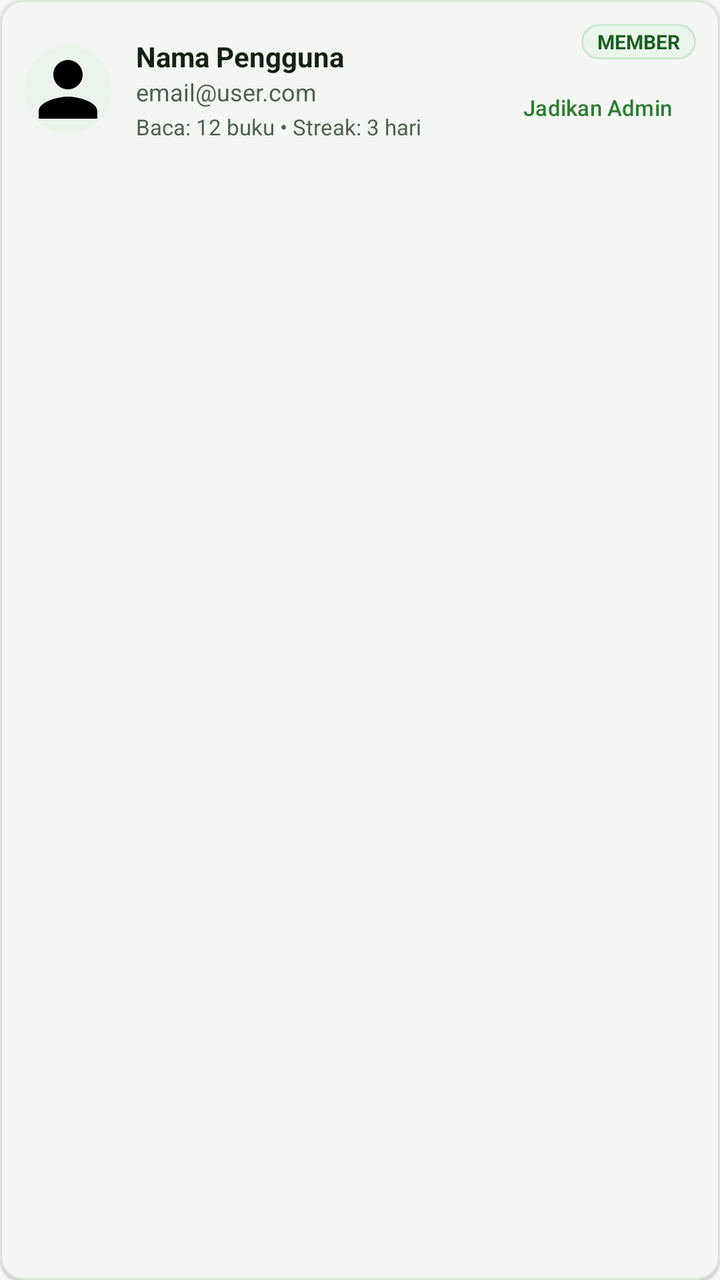
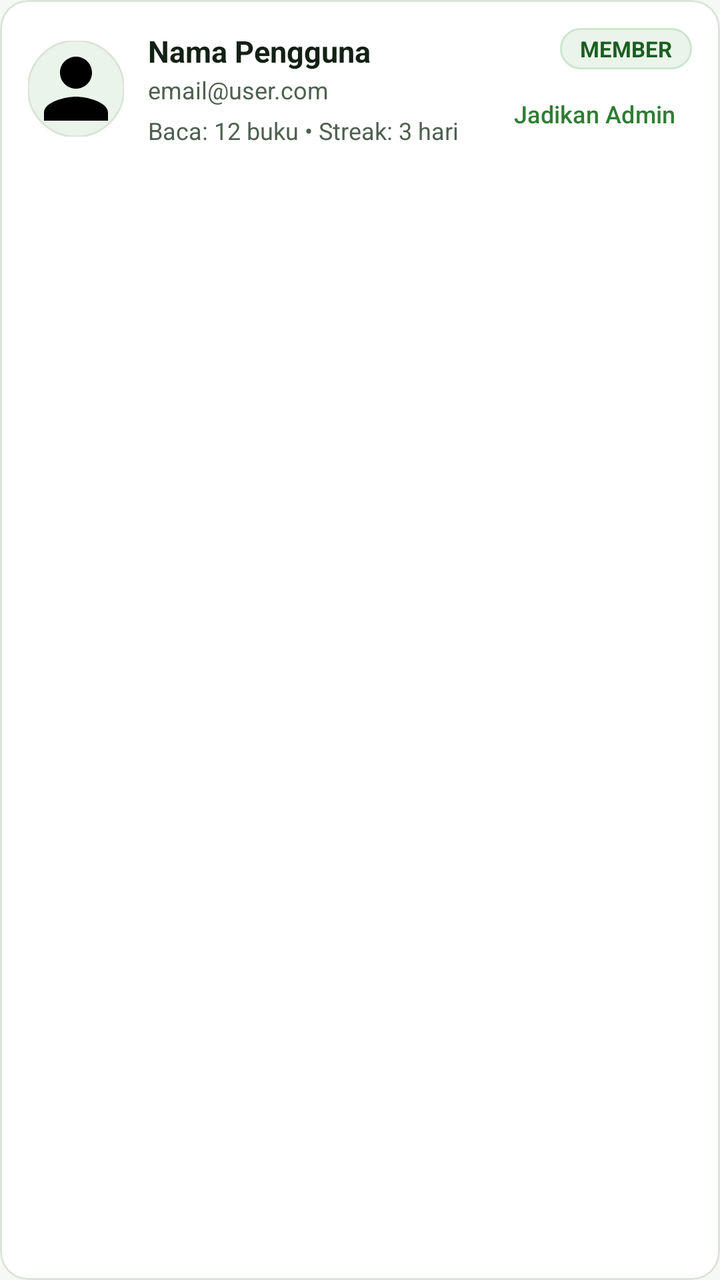

Before-and-after screenshots of an Android layout around one commit, followed by the original layout XML and the change that was made.
<!-- AndroidManifest.xml: application theme Theme.Perpustakaan2 -->
<!-- res/layout/item_user.xml -->
<?xml version="1.0" encoding="utf-8"?>
<com.google.android.material.card.MaterialCardView xmlns:android="http://schemas.android.com/apk/res/android"
    xmlns:app="http://schemas.android.com/apk/res-auto"
    android:layout_width="match_parent"
    android:layout_height="wrap_content"
    android:layout_marginBottom="8dp"
    app:cardBackgroundColor="@color/surface"
    app:cardCornerRadius="12dp"
    app:cardElevation="1dp"
    app:strokeColor="@color/outline"
    app:strokeWidth="1dp">

    <LinearLayout
        android:layout_width="match_parent"
        android:layout_height="wrap_content"
        android:gravity="center_vertical"
        android:orientation="horizontal"
        android:padding="12dp">

        <com.google.android.material.imageview.ShapeableImageView
            android:id="@+id/ivUserItemAvatar"
            android:layout_width="44dp"
            android:layout_height="44dp"
            android:background="@color/primary_light"
            android:scaleType="centerCrop"
            android:src="@drawable/ic_person"
            app:shapeAppearanceOverlay="@style/ShapeAppearance.Material3.Corner.Full" />

        <LinearLayout
            android:layout_width="0dp"
            android:layout_height="wrap_content"
            android:layout_marginStart="12dp"
            android:layout_weight="1"
            android:orientation="vertical">

            <TextView
                android:id="@+id/tvUserItemName"
                android:layout_width="match_parent"
                android:layout_height="wrap_content"
                android:text="Nama Pengguna"
                android:textColor="@color/text_primary"
                android:textSize="14sp"
                android:textStyle="bold" />

            <TextView
                android:id="@+id/tvUserItemEmail"
                android:layout_width="match_parent"
                android:layout_height="wrap_content"
                android:text="email@user.com"
                android:textColor="@color/text_secondary"
                android:textSize="12sp" />

            <TextView
                android:id="@+id/tvUserItemStats"
                android:layout_width="match_parent"
                android:layout_height="wrap_content"
                android:layout_marginTop="2dp"
                android:text="Baca: 12 buku • Streak: 3 hari"
                android:textColor="@color/text_secondary"
                android:textSize="11sp" />
        </LinearLayout>

        <LinearLayout
            android:layout_width="wrap_content"
            android:layout_height="wrap_content"
            android:gravity="end"
            android:orientation="vertical">

            <TextView
                android:id="@+id/tvUserItemRoleBadge"
                android:layout_width="wrap_content"
                android:layout_height="wrap_content"
                android:background="@drawable/bg_badge_primary"
                android:paddingHorizontal="8dp"
                android:paddingVertical="2dp"
                android:text="MEMBER"
                android:textColor="@color/primary"
                android:textSize="10sp"
                android:textStyle="bold" />

            <com.google.android.material.button.MaterialButton
                android:id="@+id/btnToggleRole"
                style="@style/Widget.Material3.Button.TextButton"
                android:layout_width="wrap_content"
                android:layout_height="wrap_content"
                android:text="Jadikan Admin"
                android:textColor="@color/secondary"
                android:textSize="11sp" />
        </LinearLayout>
    </LinearLayout>
</com.google.android.material.card.MaterialCardView>
<!-- resources referenced by this layout -->
<resources>
  <color name="outline">#DCE4DA</color>
  <color name="primary">#1B5E20</color>
  <color name="primary_light">#EAF4EB</color>
  <color name="secondary">#2E7D32</color>
  <color name="surface">#FFFFFF</color>
  <color name="text_primary">#132115</color>
  <color name="text_secondary">#4E6050</color>
  <!-- drawable bg_badge_primary (drawable) -->
  <?xml version="1.0" encoding="utf-8"?>
  <shape xmlns:android="http://schemas.android.com/apk/res/android"
      android:shape="rectangle">
      <solid android:color="@color/primary_light" />
      <corners android:radius="12dp" />
      <stroke android:width="1dp" android:color="@color/primary_container" />
  </shape>
  <!-- drawable ic_person (drawable) -->
  <vector xmlns:android="http://schemas.android.com/apk/res/android"
      android:width="24dp"
      android:height="24dp"
      android:viewportWidth="24"
      android:viewportHeight="24">
    <path
        android:fillColor="#FF000000"
        android:pathData="M12,12c2.21,0 4,-1.79 4,-4s-1.79,-4 -4,-4 -4,1.79 -4,4 1.79,4 4,4zm0,2c-2.67,0 -8,1.34 -8,4v2h16v-2c0,-2.66 -5.33,-4 -8,-4z"/>
  </vector>
  <style name="Theme.Perpustakaan2" parent="Theme.Material3.DayNight.NoActionBar">
          <item name="colorPrimary">@color/primary</item>
          <item name="colorPrimaryVariant">@color/primary_dark</item>
          <item name="colorOnPrimary">@color/on_primary</item>
          <item name="colorPrimaryContainer">@color/primary_container</item>
          <item name="colorOnPrimaryContainer">@color/primary_dark</item>
  
          <item name="colorSecondary">@color/secondary</item>
          <item name="colorOnSecondary">@color/on_secondary</item>
          <item name="colorSecondaryContainer">@color/secondary_container</item>
          <item name="colorOnSecondaryContainer">@color/secondary_dark</item>
  
          <item name="android:colorBackground">@color/background</item>
          <item name="android:windowBackground">@color/background</item>
          <item name="colorSurface">@color/surface</item>
          <item name="colorOnSurface">@color/text_primary</item>
          <item name="colorSurfaceVariant">@color/surface_variant</item>
          <item name="colorOnSurfaceVariant">@color/text_secondary</item>
          <item name="colorOutline">@color/outline</item>
          <item name="colorOutlineVariant">@color/outline_variant</item>
  
          <item name="colorError">@color/error</item>
          <item name="colorOnError">@color/white</item>
          <item name="colorErrorContainer">@color/error_container</item>
  
          <item name="android:statusBarColor">@color/background</item>
          <item name="android:windowLightStatusBar">true</item>
          <item name="android:navigationBarColor">@color/surface</item>
          <item name="android:windowLightNavigationBar" tools:targetApi="27">true</item>
      </style>
  <color name="primary_container">#CBE6CE</color>
  <color name="primary_dark">#0E3D13</color>
  <color name="on_primary">#FFFFFF</color>
  <color name="on_secondary">#FFFFFF</color>
  <color name="secondary_container">#D8EED9</color>
  <color name="secondary_dark">#1B5E20</color>
  <color name="background">#F6F8F5</color>
  <color name="surface_variant">#EDF3EC</color>
  <color name="outline_variant">#EAEFE8</color>
  <color name="error">#BA1A1A</color>
  <color name="white">#FFFFFFFF</color>
  <color name="error_container">#FFDAD6</color>
</resources>

<!-- the commit's change to res/layout/item_user.xml (unified diff, before → after) -->
@@ -3,10 +3,10 @@
     xmlns:app="http://schemas.android.com/apk/res-auto"
     android:layout_width="match_parent"
     android:layout_height="wrap_content"
-    android:layout_marginBottom="8dp"
+    android:layout_marginBottom="10dp"
     app:cardBackgroundColor="@color/surface"
-    app:cardCornerRadius="12dp"
-    app:cardElevation="1dp"
+    app:cardCornerRadius="14dp"
+    app:cardElevation="0dp"
     app:strokeColor="@color/outline"
     app:strokeWidth="1dp">
 
@@ -15,21 +15,24 @@
         android:layout_height="wrap_content"
         android:gravity="center_vertical"
         android:orientation="horizontal"
-        android:padding="12dp">
+        android:padding="14dp">
 
         <com.google.android.material.imageview.ShapeableImageView
             android:id="@+id/ivUserItemAvatar"
-            android:layout_width="44dp"
-            android:layout_height="44dp"
+            android:layout_width="48dp"
+            android:layout_height="48dp"
             android:background="@color/primary_light"
             android:scaleType="centerCrop"
             android:src="@drawable/ic_person"
-            app:shapeAppearanceOverlay="@style/ShapeAppearance.Material3.Corner.Full" />
+            app:shapeAppearanceOverlay="@style/ShapeAppearance.Material3.Corner.Full"
+            app:strokeColor="@color/outline"
+            app:strokeWidth="1dp" />
 
         <LinearLayout
             android:layout_width="0dp"
             android:layout_height="wrap_content"
             android:layout_marginStart="12dp"
+            android:layout_marginEnd="8dp"
             android:layout_weight="1"
             android:orientation="vertical">
 
@@ -37,15 +40,20 @@
                 android:id="@+id/tvUserItemName"
                 android:layout_width="match_parent"
                 android:layout_height="wrap_content"
+                android:ellipsize="end"
+                android:maxLines="1"
                 android:text="Nama Pengguna"
                 android:textColor="@color/text_primary"
-                android:textSize="14sp"
+                android:textSize="15sp"
                 android:textStyle="bold" />
 
             <TextView
                 android:id="@+id/tvUserItemEmail"
                 android:layout_width="match_parent"
                 android:layout_height="wrap_content"
+                android:layout_marginTop="1dp"
+                android:ellipsize="end"
+                android:maxLines="1"
                 android:text="email@user.com"
                 android:textColor="@color/text_secondary"
                 android:textSize="12sp" />
@@ -54,10 +62,10 @@
                 android:id="@+id/tvUserItemStats"
                 android:layout_width="match_parent"
                 android:layout_height="wrap_content"
-                android:layout_marginTop="2dp"
+                android:layout_marginTop="4dp"
                 android:text="Baca: 12 buku • Streak: 3 hari"
                 android:textColor="@color/text_secondary"
-                android:textSize="11sp" />
+                android:textSize="12sp" />
         </LinearLayout>
 
         <LinearLayout
@@ -71,21 +79,25 @@
                 android:layout_width="wrap_content"
                 android:layout_height="wrap_content"
                 android:background="@drawable/bg_badge_primary"
-                android:paddingHorizontal="8dp"
-                android:paddingVertical="2dp"
+                android:paddingHorizontal="10dp"
+                android:paddingVertical="3dp"
                 android:text="MEMBER"
                 android:textColor="@color/primary"
-                android:textSize="10sp"
+                android:textSize="11sp"
                 android:textStyle="bold" />
 
             <com.google.android.material.button.MaterialButton
                 android:id="@+id/btnToggleRole"
                 style="@style/Widget.Material3.Button.TextButton"
                 android:layout_width="wrap_content"
-                android:layout_height="wrap_content"
+                android:layout_height="36dp"
+                android:layout_marginTop="4dp"
+                android:minWidth="0dp"
+                android:paddingHorizontal="8dp"
                 android:text="Jadikan Admin"
                 android:textColor="@color/secondary"
-                android:textSize="11sp" />
+                android:textSize="12sp"
+                app:cornerRadius="8dp" />
         </LinearLayout>
     </LinearLayout>
 </com.google.android.material.card.MaterialCardView>
